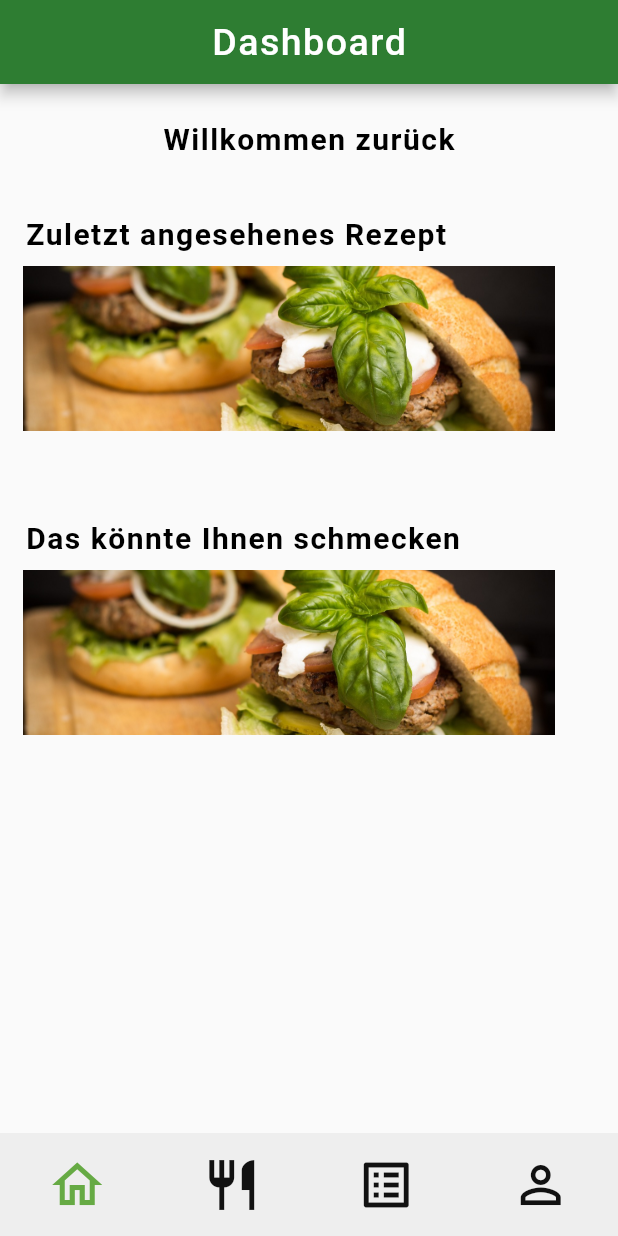
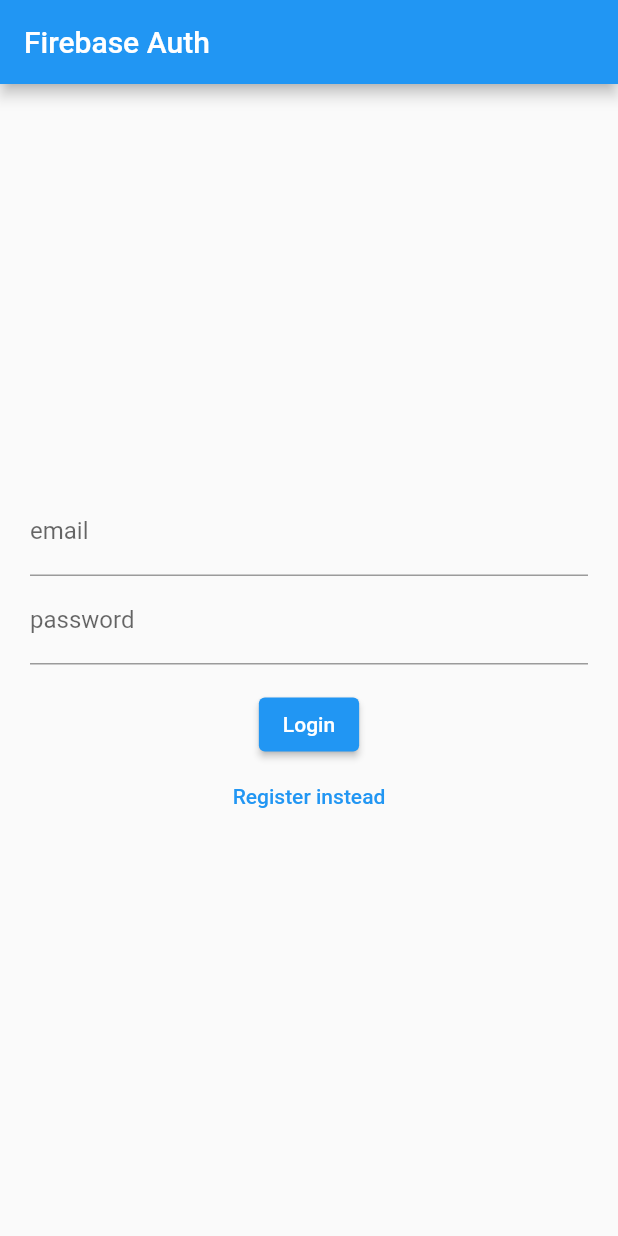
Before and after one commit to kit-recipe-app/front-end, a Flutter app: the screen it shows after launch, on a phone screen of 412 x 824 dp. Run offline on Flutter 3.47's test engine with Material 2 defaults, Android fonts, the light colour scheme and no system bars; our stand-ins replace firebase_auth, firebase_core; accounts and stored records are empty.

Commit message:
added authentification and showing email in profile

```diff
--- /dev/null
+++ b/flutter_frontend_recipes/lib/authentification/auth.dart
@@ -0,0 +1,30 @@
+import 'package:firebase_auth/firebase_auth.dart';
+
+class RAAuthService {
+  final userStream = FirebaseAuth.instance.authStateChanges();
+  final user = FirebaseAuth.instance.currentUser;
+
+  Future<void> signInWithEmailAndPassword({
+    required String email,
+    required String password,
+  }) async {
+    await FirebaseAuth.instance.signInWithEmailAndPassword(
+      email: email,
+      password: password,
+    );
+  }
+
+  Future<void> createUserWithEmailAndPassword({
+    required String email,
+    required String password,
+  }) async {
+    await FirebaseAuth.instance.createUserWithEmailAndPassword(
+      email: email,
+      password: password,
+    );
+  }
+
+  Future<void> signOut() async {
+    FirebaseAuth.instance.signOut();
+  }
+}
--- /dev/null
+++ b/flutter_frontend_recipes/lib/authentification/login_register_page.dart
@@ -0,0 +1,108 @@
+import 'package:flutter/material.dart';
+import 'package:firebase_auth/firebase_auth.dart';
+import 'package:flutter_frontend_recipes/authentification/auth.dart';
+
+class LoginPage extends StatefulWidget {
+  const LoginPage({super.key});
+
+  @override
+  State<LoginPage> createState() => _LoginPageState();
+}
+
+class _LoginPageState extends State<LoginPage> {
+  String? errorMessage = "";
+  bool isLogin = true;
+
+  final TextEditingController _controllerEmail = TextEditingController();
+  final TextEditingController _controllerPassword = TextEditingController();
+
+  Future<void> signInWithEmailAndPassword() async {
+    try {
+      await RAAuthService().signInWithEmailAndPassword(
+        email: _controllerEmail.text,
+        password: _controllerPassword.text,
+      );
+    } on FirebaseAuthException catch (e) {
+      setState(() {
+        errorMessage = e.message;
+      });
+    }
+  }
+
+  Future<void> createUserWithEmailAndPassword() async {
+    try {
+      await RAAuthService().createUserWithEmailAndPassword(
+        email: _controllerEmail.text,
+        password: _controllerPassword.text,
+      );
+    } on FirebaseAuthException catch (e) {
+      setState(() {
+        errorMessage = e.message;
+      });
+    }
+  }
+
+  Widget _title() {
+    return const Text('Firebase Auth');
+  }
+
+  Widget _entryField(
+    String title,
+    TextEditingController controller,
+  ) {
+    return TextField(
+      controller: controller,
+      decoration: InputDecoration(
+        labelText: title,
+      ),
+    );
+  }
+
+  Widget _errorMessage() {
+    return Text(errorMessage == '' ? '' : 'Humm ? $errorMessage');
+  }
+
+  Widget _submitButton() {
+    return ElevatedButton(
+      onPressed:
+          isLogin ? signInWithEmailAndPassword : createUserWithEmailAndPassword,
+      child: Text(isLogin ? 'Login' : 'Register'),
+    );
+  }
+
+  Widget _loginOrRegisterButton() {
+    return TextButton(
+      onPressed: () {
+        setState(() {
+          isLogin = !isLogin;
+        });
+      },
+      child: Text(isLogin ? 'Register instead' : 'Login instead'),
+    );
+  }
+
+  @override
+  Widget build(BuildContext context) {
+    return Scaffold(
+      appBar: AppBar(
+        title: _title(),
+      ),
+      body: Container(
+        height: double.infinity,
+        width: double.infinity,
+        padding: const EdgeInsets.all(20),
+        child: Column(
+          crossAxisAlignment: CrossAxisAlignment.center,
+          mainAxisAlignment: MainAxisAlignment.center,
+          children: <Widget>[
+            _entryField('email', _controllerEmail),
+            _entryField('password', _controllerPassword),
+            _errorMessage(),
+            _submitButton(),
+            _loginOrRegisterButton(),
+          ],
+        ),
+      ),
+    );
+  }
+}
--- a/flutter_frontend_recipes/lib/main.dart
+++ b/flutter_frontend_recipes/lib/main.dart
@@ -1,10 +1,14 @@
 import 'package:firebase_core/firebase_core.dart';
+import 'package:flutter_frontend_recipes/widget_tree.dart';
+import 'firebase_options.dart';
 import 'package:flutter/material.dart';
 import 'package:flutter_frontend_recipes/recipe_app.dart';
 
-void main() async {
+Future<void> main() async {
   WidgetsFlutterBinding.ensureInitialized();
-  await Firebase.initializeApp();
+  await Firebase.initializeApp(
+    options: DefaultFirebaseOptions.currentPlatform,
+  );
   runApp(const MyApp());
 }
 
@@ -15,7 +19,7 @@
   Widget build(BuildContext context) {
     return const MaterialApp(
       title: 'Recipe App',
-      home: RecipeApp(),
+      home: WidgetTree(),
     );
   }
 }
--- /dev/null
+++ b/flutter_frontend_recipes/lib/widget_tree.dart
@@ -0,0 +1,27 @@
+import 'package:flutter/material.dart';
+import 'package:flutter_frontend_recipes/authentification/auth.dart';
+import 'package:flutter_frontend_recipes/authentification/login_register_page.dart';
+import 'package:flutter_frontend_recipes/recipe_app.dart';
+
+class WidgetTree extends StatefulWidget {
+  const WidgetTree({Key? key}) : super(key: key);
+
+  @override
+  State<WidgetTree> createState() => _WidgetTreeState();
+}
+
+class _WidgetTreeState extends State<WidgetTree> {
+  @override
+  Widget build(BuildContext context) {
+    return StreamBuilder(
+      stream: RAAuthService().userStream,
+      builder: (context, snapshot) {
+        if (snapshot.hasData) {
+          return RecipeApp();
+        } else {
+          return const LoginPage();
+        }
+      },
+    );
+  }
+}
```
Also changed, not shown: flutter_frontend_recipes/lib/pages/profile/current-profil-card.dart (+5 -12 lines), flutter_frontend_recipes/lib/pages/profile/main-page-profile.dart (+29 -0 lines), flutter_frontend_recipes/lib/firebase_options.dart (added), 6 other files.
